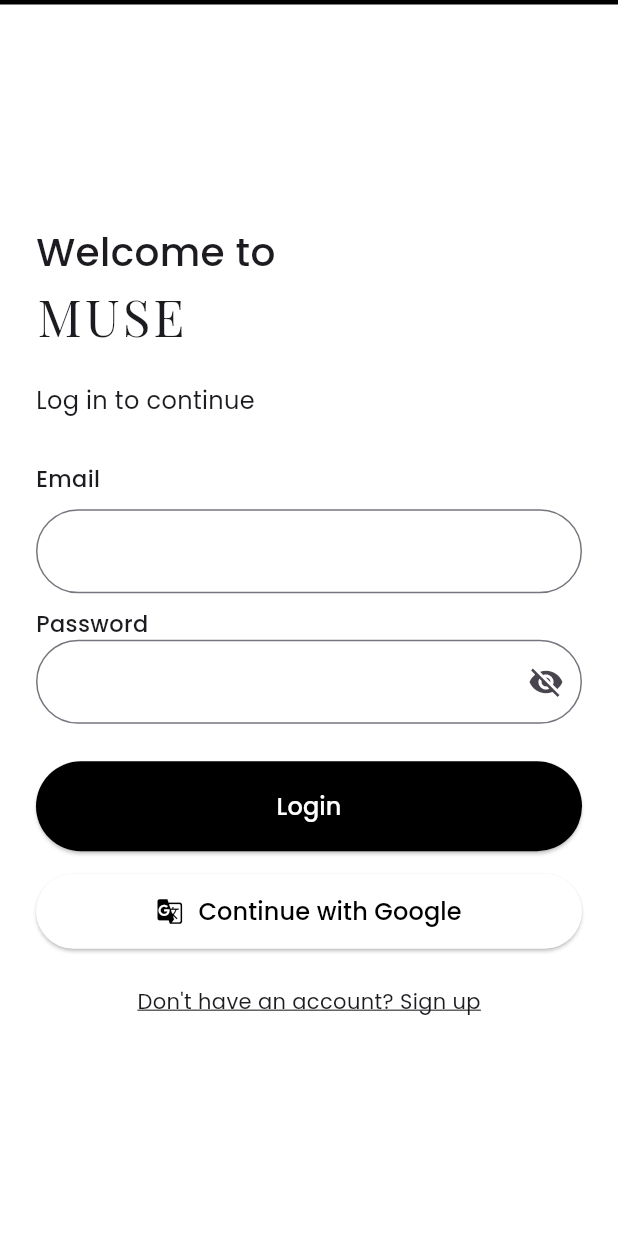
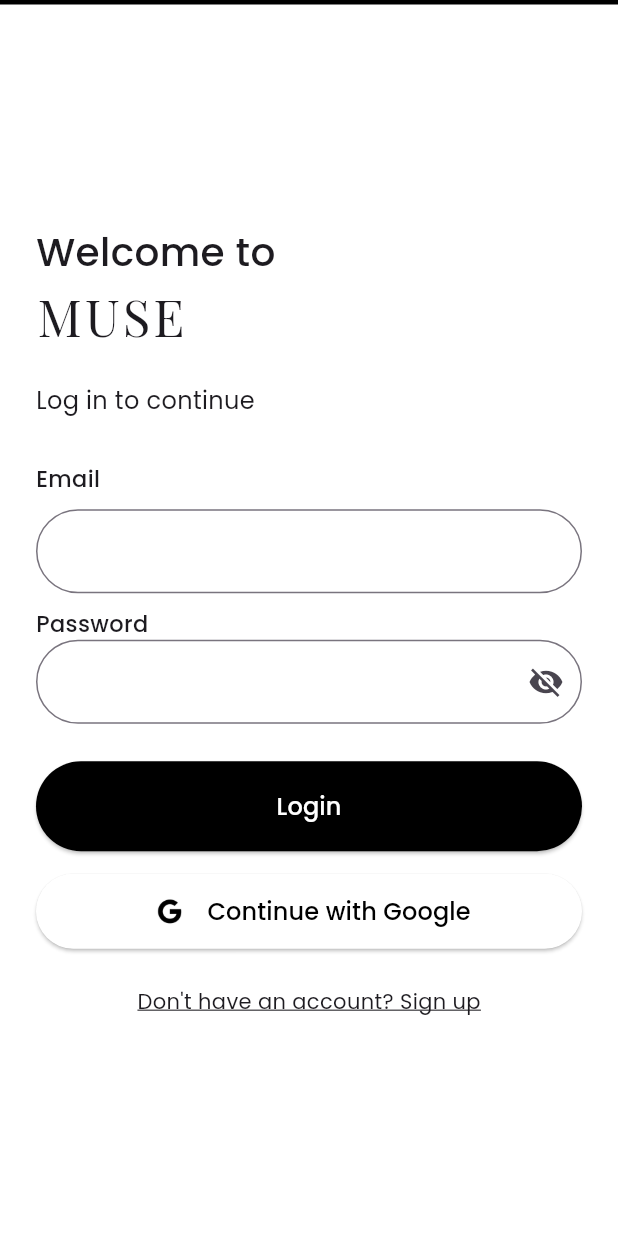
Before and after one commit to sarahsspace/graduation_project, a Flutter app: the screen it shows after launch, after a tap on "Continue with Google", on a phone screen of 412 x 824 dp. Run offline on Flutter 3.47's test engine with Material 3 defaults, Android fonts, the phone set to English and light mode, and no system bars; our stand-ins replace cloud_firestore, firebase_auth, firebase_core, flutter_dotenv, google_fonts, google_sign_in and 3 more; accounts and stored records are empty; network calls fail.

Commit message:
Refactoring and ui updates
connected all screens tog, added google sign in functionality, and changed all imgs to ones in assets not online imgs

```diff
--- a/lib/services/auth_service.dart
+++ b/lib/services/auth_service.dart
@@ -1,11 +1,13 @@
 import 'package:cloud_firestore/cloud_firestore.dart';
 import 'package:firebase_auth/firebase_auth.dart';
+import 'package:google_sign_in/google_sign_in.dart';
 
 class AuthService {
   final FirebaseAuth _auth = FirebaseAuth.instance;
   final FirebaseFirestore _firestore = FirebaseFirestore.instance;
+  final GoogleSignIn _googleSignIn = GoogleSignIn();
 
-  // Sign up with email & password
+  // Sign up w email & password
    Future<User?> signUp(String email, String password) async {
     try {
       UserCredential userCredential =
@@ -27,7 +29,7 @@ class AuthService {
     }
   }
 
-  // Login with email & password
+  // Login w email & password
   Future<User?> login(String email, String password) async {
     try {
       UserCredential userCredential =
@@ -39,9 +41,35 @@ class AuthService {
     }
   }
 
+  // Login w google
+  Future<User?> signInWithGoogle() async {
+    try {
+      final GoogleSignInAccount? googleUser = await _googleSignIn.signIn();
+
+      if (googleUser == null) {
+        print("Google sign-in canceled.");
+        return null; // User canceled sign-in
+      }
+
+      final GoogleSignInAuthentication googleAuth = await googleUser.authentication;
+
+      final OAuthCredential credential = GoogleAuthProvider.credential(
+        accessToken: googleAuth.accessToken,
+        idToken: googleAuth.idToken,
+      );
+
+      UserCredential userCredential = await _auth.signInWithCredential(credential);
+      return userCredential.user;
+    } catch (e) {
+     print("Google Sign-In Error: $e");
+      return null;
+    }
+  }
+
   // Logout
   Future<void> logout() async {
     await _auth.signOut();
+    await _googleSignIn.signOut();
   }
 
   // Get current user
--- a/lib/views/auth/login_screen.dart
+++ b/lib/views/auth/login_screen.dart
@@ -122,7 +122,21 @@ void _handleLogin() async {
 
             // Google Sign-In Placeholder
            ElevatedButton(
-              onPressed: () {},
+  onPressed: () async {
+    AuthService authService = AuthService();
+    User? user = await authService.signInWithGoogle();
+
+    if (user != null) {
+      print("Google Sign-In Successful: ${user.displayName}");
+     if (!mounted) return;
+      Navigator.pushReplacement(
+        context,
+        MaterialPageRoute(builder: (context) => const ConnectPinterestScreen()),
+      );
+    } else {
+      print("Google Sign-In Failed");
+    }
+  },
   style: ElevatedButton.styleFrom(
     minimumSize: Size(double.infinity, 50),
     backgroundColor: Colors.white,
@@ -132,12 +146,17 @@ void _handleLogin() async {
   child: Row(
     mainAxisAlignment: MainAxisAlignment.center,
     children: [
-                  Icon(Icons.g_translate, color: Colors.black),
+      Image.asset(
+        'assets/googleLogo.jpg',
+        width: 30,
+        height: 30,
+      ),
       SizedBox(width: 10),
       Text("Continue with Google", style: GoogleFonts.poppins(fontSize: 16)),
     ],
   ),
 ),
+
             SizedBox(height: 25),
 
             // Sign up link
--- a/lib/views/onboarding/wardrobe_upload_screen.dart
+++ b/lib/views/onboarding/wardrobe_upload_screen.dart
@@ -62,7 +62,7 @@ class WardrobeUploadScreen extends StatelessWidget {
                     width: double.infinity,
                     padding: const EdgeInsets.symmetric(horizontal: 24, vertical: 30),
                     decoration: BoxDecoration(
-                      color: Colors.white.withOpacity(1),
+                     color: Color(0xFFEAEAEA).withOpacity(0.3),
                       borderRadius: BorderRadius.circular(30),
                       backgroundBlendMode: BlendMode.overlay,
                     ),
@@ -140,8 +140,8 @@ class WardrobeUploadScreen extends StatelessWidget {
             top: 50,
             left: 20,
             child: IconButton(
-              icon: const Icon(Icons.arrow_back, color: Colors.black, size: 30),
-              onPressed: () => _clearSavedBoardAndGoBack(context),
+             icon: const Icon(CupertinoIcons.back, color: Colors.black, size: 30),
+            onPressed: () => _clearSavedBoardAndGoBack(context),
             ),
           ),
         ],
--- a/pubspec.yaml
+++ b/pubspec.yaml
@@ -75,6 +75,7 @@ flutter:
     - assets/uploadWardrobe.jpg
     - assets/pinLogo.png
     - assets/connectPinBckg.jpg
+    - assets/googleLogo.jpg
 
   # To add assets to your application, add an assets section, like this:
   # assets:
```
Also changed, not shown: lib/services/pinterest_service.dart (+10 -59 lines), lib/views/auth/pinterest_login.dart (added, +66 -0 lines), lib/views/onboarding/connect_pinterest_screen.dart (+24 -2 lines), lib/views/onboarding/select_board_screen.dart (+38 -13 lines), assets/googleLogo.jpg (added), 1 other file. Lines whose indentation alone changed are shown as unchanged.
